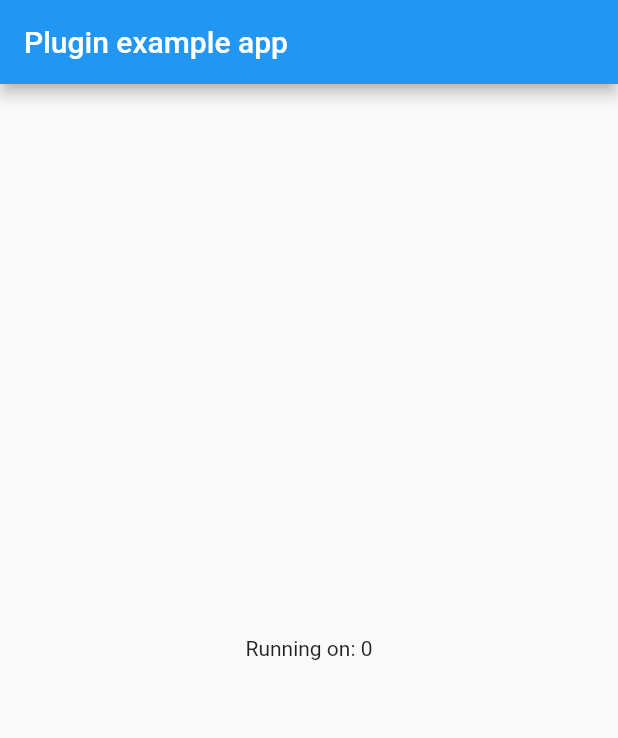
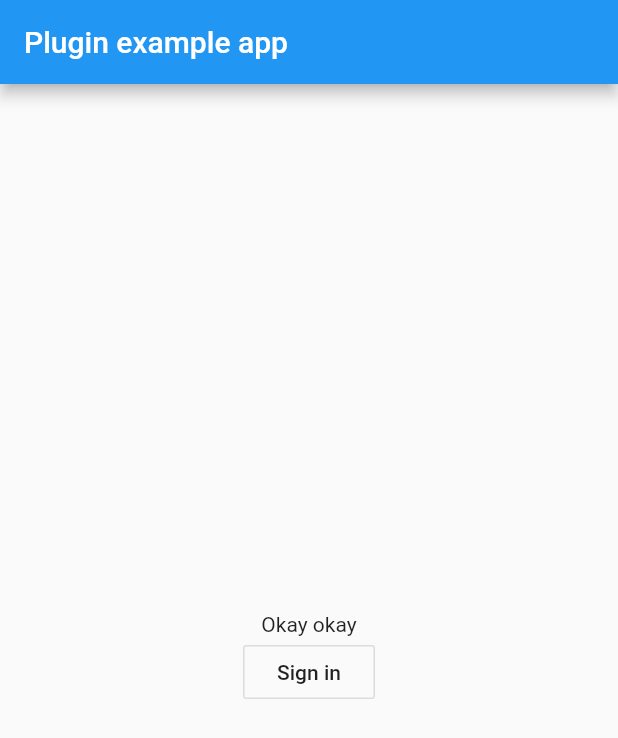
Before and after one commit to tatlacas-com/tatlacas_flutter_oauth, a Flutter app: the screen it shows after launch, on a phone screen of 412 x 824 dp. Shown: the top 738 px of the screen. Run offline on Flutter 3.47's test engine with Material 2 defaults, Android fonts, the phone set to English and light mode, and no system bars; our stand-ins replace plugin_platform_interface.

```diff
--- /dev/null
+++ b/example/lib/auth_service.dart
@@ -0,0 +1,59 @@
+import 'dart:async';
+import 'dart:io';
+
+import 'package:tatlacas_flutter_oauth/app_auth_export.dart';
+import 'package:tatlacas_flutter_oauth/authorization_token_request.dart';
+import 'package:tatlacas_flutter_oauth/authorization_token_response.dart';
+import 'package:tatlacas_flutter_oauth/flutter_appauth.dart';
+
+
+class AuthService  {
+  final _accessTokenValidStreamController = StreamController<bool>();
+
+  Stream<bool> get accessTokenValidStream =>
+      _accessTokenValidStreamController.stream;
+  static const String AccessTokenKey = "ndaza-manager-access-token";
+  static String _accessToken;
+
+  static String get accessToken => _accessToken;
+
+
+  Future logout() async {
+  }
+  static const String clientId = 'tatlacas-stay-manager';
+  static const String redirectUrl = 'com.tatlacas.app.ios.stay.manager:/oauthredirect';
+  static const String issuer = 'https://192.168.100.18:5002';
+  static const List<String> scopes = [
+    'openid',
+    'profile',
+    'offline_access',
+    'manager-api',
+    'user_roles'
+  ];
+
+  Future<String> authenticate() async {
+    FlutterAppAuth appAuth = FlutterAppAuth();
+
+    final AuthorizationTokenResponse result =
+        await appAuth.authorizeAndExchangeCode(
+      AuthorizationTokenRequest(
+       clientId,
+        redirectUrl,
+        allowInsecureConnections: true,
+        promptValues: ['login'],
+        issuer: issuer,
+        scopes: scopes,
+      ),
+    );
+    return result?.accessToken;
+  }
+
+  Future confirmAuth() async {
+
+  }
+
+  @override
+  void dispose() {
+    _accessTokenValidStreamController.close();
+  }
+}
--- a/example/lib/main.dart
+++ b/example/lib/main.dart
@@ -3,6 +3,7 @@ import 'dart:async';
 
 import 'package:flutter/services.dart';
 import 'package:tatlacas_flutter_oauth/tatlacas_flutter_oauth.dart';
+import 'package:tatlacas_flutter_oauth_example/auth_service.dart';
 
 void main() {
   runApp(MyApp());
@@ -15,6 +16,7 @@ class MyApp extends StatefulWidget {
 
 class _MyAppState extends State<MyApp> {
   String _platformVersion = 'Unknown';
+  AuthService _authService = AuthService();
 
   @override
   void initState() {
@@ -50,7 +52,19 @@ class _MyAppState extends State<MyApp> {
           title: const Text('Plugin example app'),
         ),
         body: Center(
-          child: Text('Running on: $_platformVersion\n'),
+          child: Column(
+            crossAxisAlignment: CrossAxisAlignment.center,
+            mainAxisAlignment: MainAxisAlignment.center,
+            children: [
+              Text('Okay okay'),
+              OutlineButton(
+                onPressed: () {
+                  _authService.authenticate();
+                },
+                child: Text('Sign in'),
+              )
+            ],
+          ),
         ),
       ),
     );
```
Also changed, not shown: 3 other files.
